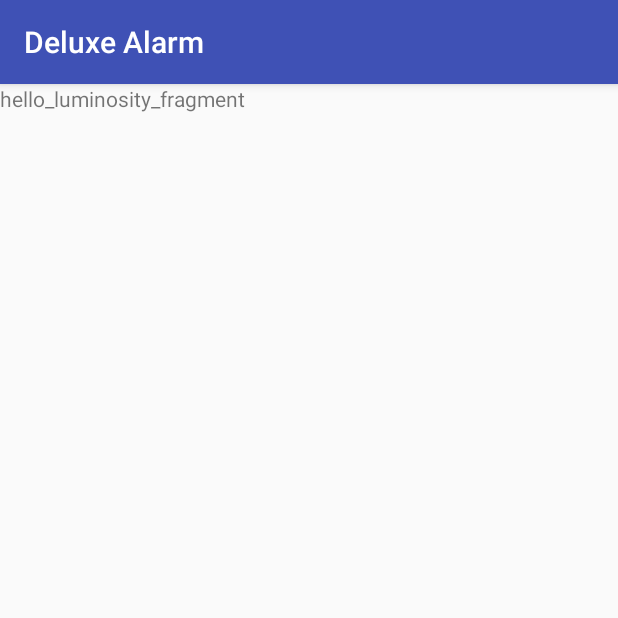
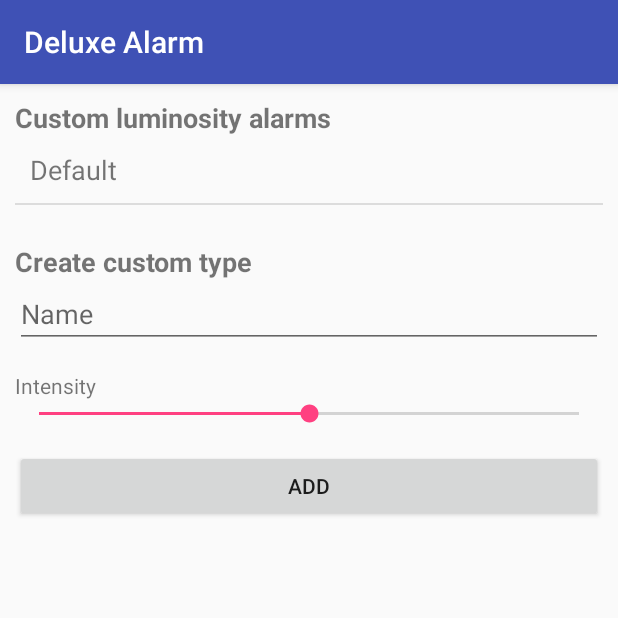
Before and after one commit to mathi182/IMA_mini-projet, an Android app: the fragment LuminosityFragment shown on its own in the app's theme, on a phone screen of 412 x 824 dp, the top half of it. Run offline under Robolectric (Android 15) with nearby library versions, the phone set to English and light mode, and no system bars.

Commit message:
Added layout to Luminosity alarm type

```diff
--- a/AlarmeDeluxe/app/src/main/java/ca/ulaval/ima/mp/alarmedeluxe/MainActivity.java
+++ b/AlarmeDeluxe/app/src/main/java/ca/ulaval/ima/mp/alarmedeluxe/MainActivity.java
@@ -34,7 +34,7 @@
         PagerSlidingTabStrip tabsStrip = (PagerSlidingTabStrip) findViewById(R.id.tabs);
         tabsStrip.setViewPager(viewPager);
         database = new DBHelper(this);
-        //deleteDatabase(DBHelper.DB_NAME); //Uncomment to reinitalize DB
+        deleteDatabase(DBHelper.DB_NAME); //Uncomment to reinitalize DB
 
         createAlarmManager(this);
     }
--- a/AlarmeDeluxe/app/src/main/java/ca/ulaval/ima/mp/alarmedeluxe/customization/AccelerometerFragment.java
+++ b/AlarmeDeluxe/app/src/main/java/ca/ulaval/ima/mp/alarmedeluxe/customization/AccelerometerFragment.java
@@ -55,12 +55,15 @@
                 bundle.putString("description", txt_newName.getText().toString());
                 bundle.putDouble("duration", skb_duration.getProgress()/skb_duration.getMax());
                 bundle.putDouble("strength", skb_intensity.getProgress()/skb_intensity.getMax());
+                bundle.putBoolean("default", false);
 
                 accelerometer.buildFromBundle(bundle);
+
+                long id = database.insertAlarmType(accelerometer, null);
+
+                accelerometer.setAlarmId((int)id);
                 alarmTypes.add(accelerometer);
                 adapter.notifyDataSetChanged();
-
-                database.insertAlarmType(accelerometer, null);
             }
         });
 
--- a/AlarmeDeluxe/app/src/main/java/ca/ulaval/ima/mp/alarmedeluxe/customization/LuminosityFragment.java
+++ b/AlarmeDeluxe/app/src/main/java/ca/ulaval/ima/mp/alarmedeluxe/customization/LuminosityFragment.java
@@ -1,17 +1,94 @@
 package ca.ulaval.ima.mp.alarmedeluxe.customization;
 
 import android.os.Bundle;
+import android.support.annotation.Nullable;
 import android.support.v4.app.Fragment;
+import android.support.v7.widget.DefaultItemAnimator;
+import android.support.v7.widget.LinearLayoutManager;
+import android.support.v7.widget.RecyclerView;
 import android.view.LayoutInflater;
 import android.view.View;
 import android.view.ViewGroup;
+import android.widget.Button;
+import android.widget.EditText;
+import android.widget.LinearLayout;
+import android.widget.SeekBar;
+import android.widget.TextView;
+
+import java.util.ArrayList;
+import java.util.List;
 
 import ca.ulaval.ima.mp.alarmedeluxe.R;
+import ca.ulaval.ima.mp.alarmedeluxe.adapter.AlarmTypeListAdapter;
+import ca.ulaval.ima.mp.alarmedeluxe.domain.DividerItemDecoration;
+import ca.ulaval.ima.mp.alarmedeluxe.persistence.DBHelper;
+import ca.ulaval.ima.mp.alarmedeluxe.types.AlarmType;
+import ca.ulaval.ima.mp.alarmedeluxe.types.AlarmTypeFactory;
+import ca.ulaval.ima.mp.alarmedeluxe.types.LuminosityAlarmType;
 
 public class LuminosityFragment extends Fragment {
 
+    private RecyclerView alarmRecyclerView;
+    private AlarmTypeListAdapter adapter;
+    private List<AlarmType> alarmTypes = new ArrayList<>();
+    private TextView txt_noAlarms;
+    private EditText txt_newName;
+    private SeekBar skb_intensity;
+    private Button btn_newAlarmType;
+    private DBHelper database;
+
     @Override
     public View onCreateView(LayoutInflater inflater, ViewGroup container, Bundle savedInstanceState) {
-        return inflater.inflate(R.layout.fragment_luminosity, container, false);
+        View v = inflater.inflate(R.layout.fragment_luminosity, container, false);
+
+        txt_noAlarms = (TextView)v.findViewById(R.id.txt_no_luminosity_alarms);
+        txt_newName = (EditText)v.findViewById(R.id.txt_newluminosity_name);
+        skb_intensity = (SeekBar)v.findViewById(R.id.skb_newluminosity_strength);
+        btn_newAlarmType = (Button)v.findViewById(R.id.btn_newluminosity);
+        btn_newAlarmType.setOnClickListener(new View.OnClickListener() {
+            @Override
+            public void onClick(View v) {
+                AlarmType luminosity = new LuminosityAlarmType();
+                Bundle bundle = new Bundle();
+
+                bundle.putString("description", txt_newName.getText().toString());
+                bundle.putDouble("strength", skb_intensity.getProgress()/skb_intensity.getMax());
+                bundle.putBoolean("default", false);
+
+                luminosity.buildFromBundle(bundle);
+
+                long id = database.insertAlarmType(luminosity, null);
+                luminosity.setAlarmId((int)id);
+
+                alarmTypes.add(luminosity);
+                adapter.notifyDataSetChanged();
+            }
+        });
+
+        return v;
+    }
+
+    @Override
+    public void onActivityCreated(@Nullable Bundle savedInstanceState) {
+        super.onActivityCreated(savedInstanceState);
+
+        database = new DBHelper(getContext());
+        alarmTypes = database.getAllAlarmTypes(AlarmTypeFactory.LUMINOSITY_ALARM_TYPE_NAME);
+
+        if (alarmTypes.isEmpty()) {
+            txt_noAlarms.setVisibility(View.VISIBLE);
+        } else {
+            txt_noAlarms.setVisibility(View.GONE);
+        }
+
+        adapter = new AlarmTypeListAdapter(alarmTypes, getContext());
+        alarmRecyclerView = (RecyclerView)getActivity().findViewById(R.id.list_luminosity_alarms);
+        RecyclerView.LayoutManager layoutManager = new LinearLayoutManager(getActivity().getApplicationContext());
+        alarmRecyclerView.setLayoutManager(layoutManager);
+        alarmRecyclerView.setItemAnimator(new DefaultItemAnimator());
+        alarmRecyclerView.addItemDecoration(new DividerItemDecoration(getContext(), LinearLayout.VERTICAL));
+        alarmRecyclerView.setAdapter(adapter);
+
+        database = new DBHelper(getContext());
     }
 }
--- a/AlarmeDeluxe/app/src/main/java/ca/ulaval/ima/mp/alarmedeluxe/types/LuminosityAlarmType.java
+++ b/AlarmeDeluxe/app/src/main/java/ca/ulaval/ima/mp/alarmedeluxe/types/LuminosityAlarmType.java
@@ -44,7 +44,7 @@
     @Override
     public View onCreateView(LayoutInflater inflater, ViewGroup container, Bundle savedInstanceState) {
         super.onCreateView(inflater, container, savedInstanceState);
-        View view = inflater.inflate(R.layout.fragment_luminosity, container, false);
+        View view = inflater.inflate(R.layout.alarm_ringing_luminosity, container, false);
 
         return view;
     }
--- /dev/null
+++ b/AlarmeDeluxe/app/src/main/res/layout/alarm_ringing_luminosity.xml
@@ -0,0 +1,6 @@
+<?xml version="1.0" encoding="utf-8"?>
+<LinearLayout xmlns:android="http://schemas.android.com/apk/res/android"
+    android:orientation="vertical" android:layout_width="match_parent"
+    android:layout_height="match_parent">
+
+</LinearLayout>
--- a/AlarmeDeluxe/app/src/main/res/layout/fragment_luminosity.xml
+++ b/AlarmeDeluxe/app/src/main/res/layout/fragment_luminosity.xml
@@ -1,14 +1,81 @@
 <?xml version="1.0" encoding="utf-8"?>
-<FrameLayout xmlns:android="http://schemas.android.com/apk/res/android"
+<LinearLayout xmlns:android="http://schemas.android.com/apk/res/android"
     xmlns:tools="http://schemas.android.com/tools"
     android:layout_width="match_parent"
     android:layout_height="match_parent"
-    tools:context="ca.ulaval.ima.mp.alarmedeluxe.customization.GeolocationFragment">
+    tools:context="ca.ulaval.ima.mp.alarmedeluxe.customization.LuminosityFragment"
+    android:orientation="vertical"
+    android:padding="10dp">
 
-    <!-- TODO: Update blank fragment layout -->
-    <TextView
+    <LinearLayout
+        android:orientation="vertical"
         android:layout_width="match_parent"
-        android:layout_height="match_parent"
-        android:text="hello_luminosity_fragment" />
+        android:layout_height="wrap_content"
+        android:layout_marginBottom="25dp">
 
-</FrameLayout>
+        <TextView
+            android:text="Custom luminosity alarms"
+            android:layout_width="match_parent"
+            android:layout_height="wrap_content"
+            android:id="@+id/textView"
+            android:textSize="18sp"
+            android:textStyle="bold" />
+
+        <android.support.v7.widget.RecyclerView
+            android:id="@+id/list_luminosity_alarms"
+            android:layout_width="match_parent"
+            android:layout_height="match_parent" />
+
+        <TextView
+            android:text="No luminosity alarms set"
+            android:layout_width="match_parent"
+            android:layout_height="wrap_content"
+            android:id="@+id/txt_no_luminosity_alarms"
+            android:textSize="18sp" />
+    </LinearLayout>
+
+    <LinearLayout
+        android:orientation="vertical"
+        android:layout_width="match_parent"
+        android:layout_height="match_parent">
+
+        <TextView
+            android:text="Create custom type"
+            android:layout_width="match_parent"
+            android:layout_height="wrap_content"
+            android:id="@+id/textView3"
+            android:textSize="18sp"
+            android:textStyle="normal|bold" />
+
+        <EditText
+            android:layout_width="match_parent"
+            android:layout_height="wrap_content"
+            android:inputType="textPersonName"
+            android:ems="10"
+            android:id="@+id/txt_newluminosity_name"
+            android:hint="Name" />
+
+        <TextView
+            android:text="Intensity"
+            android:layout_width="match_parent"
+            android:layout_height="wrap_content"
+            android:id="@+id/textView4"
+            android:paddingTop="15dp" />
+
+        <SeekBar
+            android:layout_width="match_parent"
+            android:layout_height="wrap_content"
+            android:id="@+id/skb_newluminosity_strength"
+            android:max="100"
+            android:progress="50" />
+
+        <Button
+            android:text="Add"
+            android:layout_width="match_parent"
+            android:layout_height="wrap_content"
+            android:id="@+id/btn_newluminosity"
+            android:layout_marginTop="15dp" />
+
+    </LinearLayout>
+
+</LinearLayout>
--- a/AlarmeDeluxe/app/src/main/res/layout/fragment_youtube.xml
+++ b/AlarmeDeluxe/app/src/main/res/layout/fragment_youtube.xml
@@ -7,13 +7,12 @@
     <RelativeLayout
         android:layout_width="match_parent"
         android:layout_height="match_parent">
-        <!-- TODO: Update blank fragment layout -->
 
         <TextView
             android:id="@+id/connection_status"
             android:layout_width="match_parent"
             android:layout_height="match_parent"
-            android:text="hello_youtube_fragment" />
+            android:text="" />
 
         <com.google.android.gms.common.SignInButton
             android:id="@+id/sign_in_button"
```
